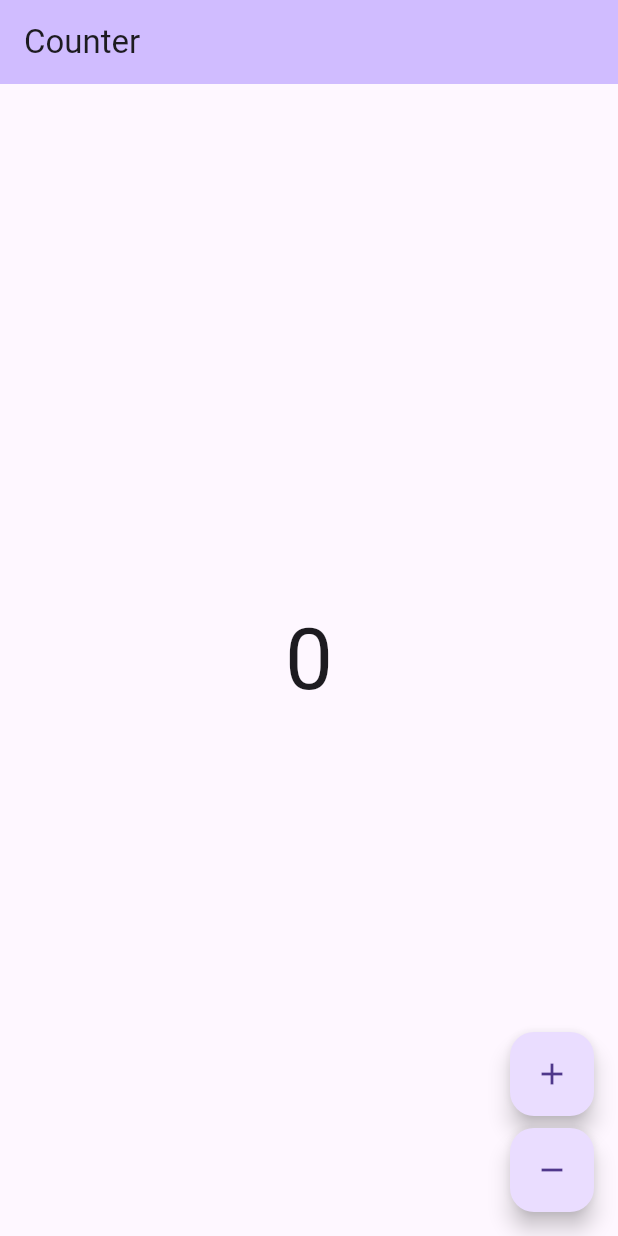
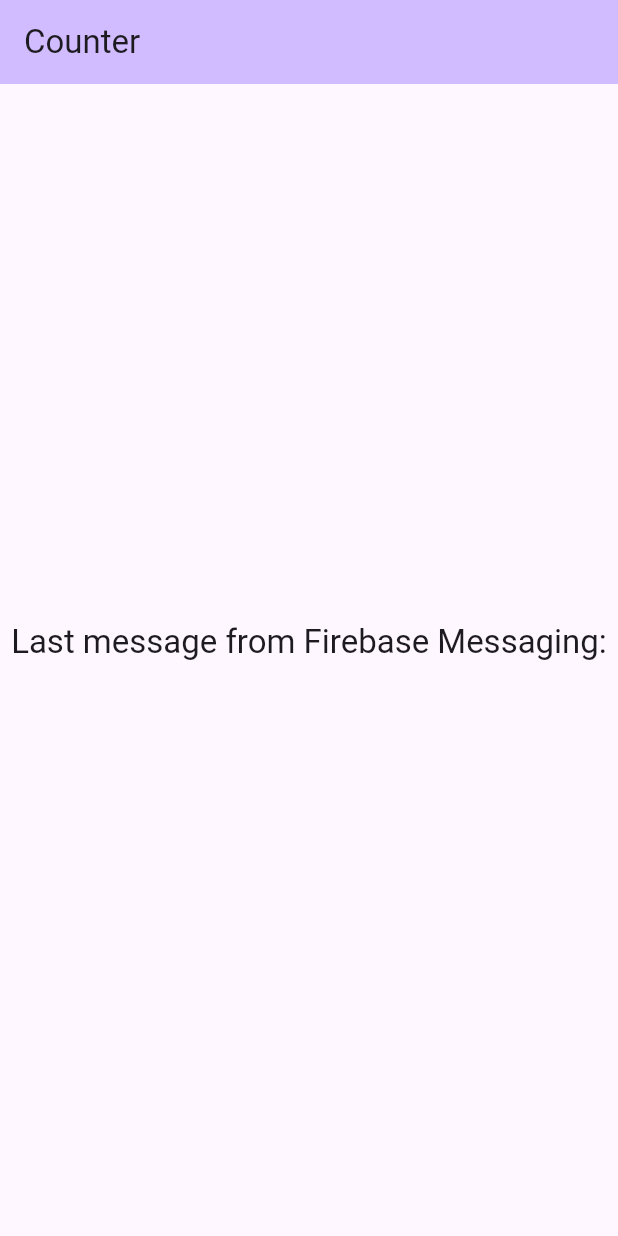
Before and after one commit to mozammal-bs23/push-notification-azure, a Flutter app: the screen it shows after launch, on a phone screen of 412 x 824 dp. Run offline on Flutter 3.47's test engine with Material 3 defaults, Android fonts, the phone set to English and light mode, and no system bars; our stand-ins replace bloc, firebase_core, firebase_messaging, flutter_bloc, flutter_dotenv, rxdart; accounts and stored records are empty; generated files the repository leaves out were written again.

Commit message:
feat: Added notification feature

```diff
--- a/lib/app/view/app.dart
+++ b/lib/app/view/app.dart
@@ -1,6 +1,6 @@
 import 'package:flutter/material.dart';
-import 'package:push_notification_azure_rnd/counter/counter.dart';
 import 'package:push_notification_azure_rnd/l10n/l10n.dart';
+import 'package:push_notification_azure_rnd/message/view/my_home_page.dart';
 
 class App extends StatelessWidget {
   const App({super.key});
@@ -16,7 +16,7 @@ class App extends StatelessWidget {
       ),
       localizationsDelegates: AppLocalizations.localizationsDelegates,
       supportedLocales: AppLocalizations.supportedLocales,
-      home: const CounterPage(),
+      home: const MyHomePage(),
     );
   }
 }
--- a/lib/main_development.dart
+++ b/lib/main_development.dart
@@ -1,6 +1,32 @@
+import 'package:firebase_core/firebase_core.dart';
+import 'package:firebase_messaging/firebase_messaging.dart';
+import 'package:flutter/foundation.dart';
+import 'package:flutter/material.dart';
+import 'package:flutter_dotenv/flutter_dotenv.dart';
 import 'package:push_notification_azure_rnd/app/app.dart';
 import 'package:push_notification_azure_rnd/bootstrap.dart';
+import 'package:push_notification_azure_rnd/firebase_options.dart';
 
-void main() {
-  bootstrap(() => const App());
+Future<void> main() async {
+  WidgetsFlutterBinding.ensureInitialized();
+
+  await dotenv.load();
+
+  await Firebase.initializeApp(
+    name: 'azure-push-notification-rnd',
+    options: DefaultFirebaseOptions.currentPlatform,
+  );
+  final messaging = FirebaseMessaging.instance;
+
+  final settings = await messaging.requestPermission();
+
+  if (kDebugMode) {
+    print('Permission granted: ${settings.authorizationStatus}');
+  }
+  final token = await messaging.getToken();
+
+  if (kDebugMode) {
+    print('Registration Token=$token');
+  }
+  await bootstrap(() => const App());
 }
--- /dev/null
+++ b/lib/message/view/my_home_page.dart
@@ -0,0 +1,64 @@
+import 'package:firebase_messaging/firebase_messaging.dart';
+import 'package:flutter/foundation.dart';
+import 'package:flutter/material.dart';
+import 'package:push_notification_azure_rnd/l10n/l10n.dart';
+import 'package:rxdart/rxdart.dart';
+
+class MyHomePage extends StatefulWidget {
+  const MyHomePage({super.key});
+
+  @override
+  State<MyHomePage> createState() => _MyHomePageState();
+}
+
+class _MyHomePageState extends State<MyHomePage> {
+  String _lastMessage = "";
+  final _messageStreamController = BehaviorSubject<RemoteMessage>();
+
+  _MyHomePageState() {
+    _messageStreamController.listen((message) {
+      setState(() {
+        if (message.notification != null) {
+          _lastMessage = 'Received a notification message:'
+              '\nTitle=${message.notification?.title},'
+              '\nBody=${message.notification?.body},'
+              '\nData=${message.data}';
+        } else {
+          _lastMessage = 'Received a data message: ${message.data}';
+        }
+      });
+    });
+  }
+
+  @override
+  Widget build(BuildContext context) {
+    FirebaseMessaging.onMessage.listen((RemoteMessage message) {
+      if (kDebugMode) {
+        print('Handling a foreground message: ${message.messageId}');
+        print('Message data: ${message.data}');
+        print('Message notification: ${message.notification?.title}');
+        print('Message notification: ${message.notification?.body}');
+      }
+
+      _messageStreamController.sink.add(message);
+    });
+
+    final l10 = context.l10n;
+
+    return Scaffold(
+      appBar: AppBar(
+        title: Text(l10.counterAppBarTitle),
+      ),
+      body: Center(
+        child: Column(
+          mainAxisAlignment: MainAxisAlignment.center,
+          children: <Widget>[
+            Text('Last message from Firebase Messaging:',
+                style: Theme.of(context).textTheme.titleLarge),
+            Text(_lastMessage, style: Theme.of(context).textTheme.bodyLarge),
+          ],
+        ),
+      ),
+    );
+  }
+}
--- a/pubspec.yaml
+++ b/pubspec.yaml
@@ -8,12 +8,16 @@ environment:
 
 dependencies:
   bloc: ^8.1.4
+  firebase_core: ^3.5.0
+  firebase_messaging: ^15.1.2
   flutter:
     sdk: flutter
   flutter_bloc: ^8.1.6
+  flutter_dotenv: ^5.1.0
   flutter_localizations:
     sdk: flutter
   intl: ^0.19.0
+  rxdart: ^0.28.0
 
 dev_dependencies:
   bloc_test: ^9.1.7
@@ -25,3 +29,5 @@ dev_dependencies:
 flutter:
   uses-material-design: true
   generate: true
+  assets:
+    - .env
```
Also changed, not shown: firebase.json (added), lib/firebase_options.dart (added), pubspec.lock, 17 other files.
